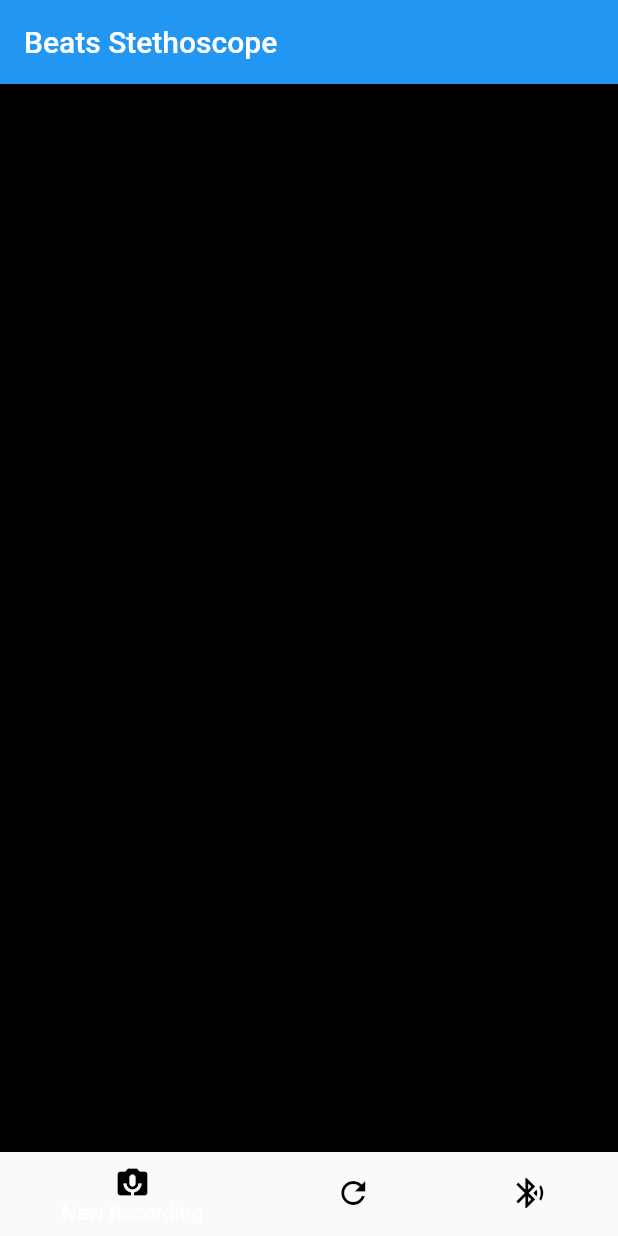
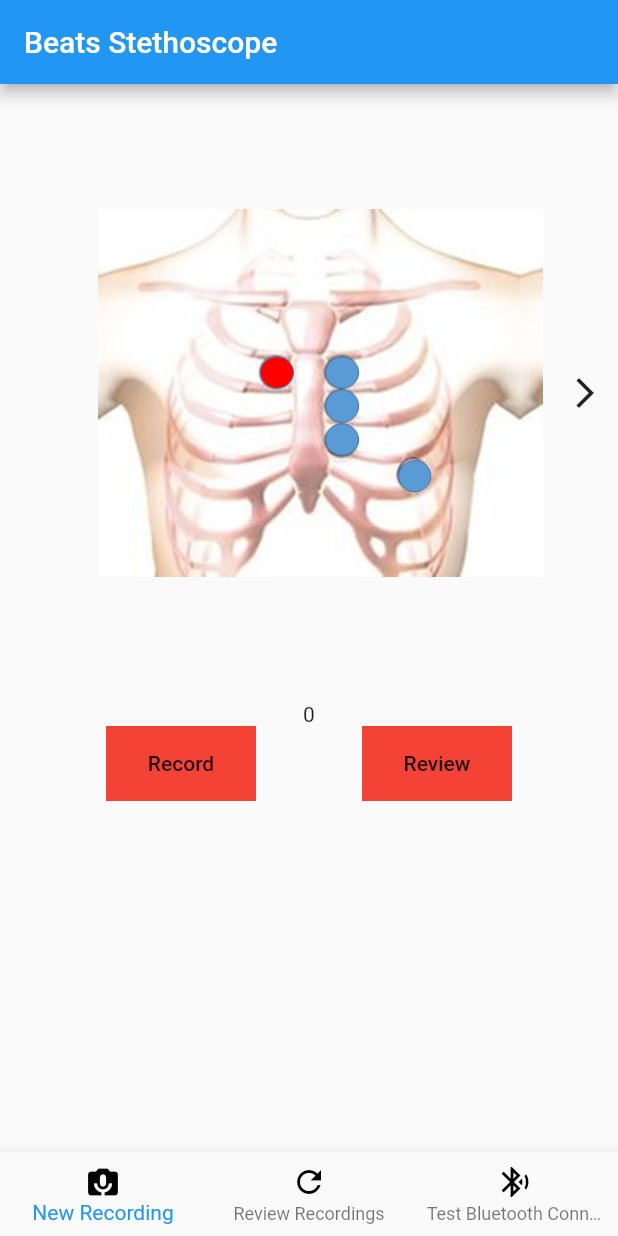
Before and after one commit to Rockwell-Holbrook/nursing_capstone, a Flutter app: the screen it shows after launch, on a phone screen of 412 x 824 dp. Run offline on Flutter 3.47's test engine with Material 2 defaults, Android fonts, the phone set to English and light mode, and no system bars; our stand-ins replace flutter_blue.

Commit message:
Creating Carousel

```diff
--- a/mobile/lib/pages/home.dart
+++ b/mobile/lib/pages/home.dart
@@ -1,5 +1,6 @@
 import 'package:flutter/material.dart';
 import 'package:mobile/widgets/devices_dialog.dart';
+import 'package:mobile/widgets/carousel.dart';
 
 class Home extends StatefulWidget {
   @override
@@ -9,10 +10,14 @@ class Home extends StatefulWidget {
 class _HomeState extends State<Home> {
 
   int _pageNumber;
+  int _carouselPage;
+  bool _admin;
 
   void initState() {
     super.initState();
+    _admin = true;
     _pageNumber = 0;
+    _carouselPage = 0;
   }
 
   List<BottomNavigationBarItem> items = [
@@ -30,6 +35,18 @@ class _HomeState extends State<Home> {
     )
   ];
 
+  List<BottomNavigationBarItem> getItems() {
+    List<BottomNavigationBarItem> authorized = [];
+
+    authorized.add(items[0]);
+    if (_admin) {
+      authorized.add(items[1]);
+    }
+    authorized.add(items[2]);
+
+    return authorized;
+  }
+
   @override
   Widget build(BuildContext context) {
     return Scaffold(
@@ -39,19 +56,60 @@ class _HomeState extends State<Home> {
       body: IndexedStack(
         index: _pageNumber,
         children: <Widget>[
-          Container(
-            color: Colors.black,
+          Column(
+            children: <Widget>[
+              Carousel(
+                callbackForward: () {
+                  setState(() {
+                    _carouselPage += 1;
+                  });
+                },
+                callbackBackward: () {
+                  setState(() {
+                    _carouselPage -= 1;
+                  });
+                },
+                submit: () {print('submit');},
+              ),
+              Text(_carouselPage.toString()),
+              Row(
+                mainAxisAlignment: MainAxisAlignment.spaceEvenly,
+                children: <Widget>[
+                  Container(
+                    height: 50,
+                    width: 100,
+                    color: Colors.red,
+                    child: FlatButton(
+                      child: Text('Record'),
+                      onPressed: (){},
+                    )
+                  ),
+                  Container(
+                    height: 50,
+                    width: 100,
+                    color: Colors.red,
+                    child: FlatButton(
+                      child: Text('Review'),
+                      onPressed: (){},
+                    )
+                  ),
+                ],
+              )
+            ],
           ),
-          Container(
+
+          (_admin) ? Container(
             color: Colors.blue,
-          ),
-          DevicesDialog()
+            child: Text(_carouselPage.toString()),
+          ) : Container()//DevicesDialog(),
+
+          //DevicesDialog()
         ],
       ),
       bottomNavigationBar: BottomNavigationBar(
-        items: items,
+        items: getItems(),
         currentIndex: _pageNumber,
-        type: BottomNavigationBarType.shifting,
+        //type: BottomNavigationBarType.shifting,
         onTap: (index) {
           setState(() {
            _pageNumber = index;
@@ -61,3 +119,9 @@ class _HomeState extends State<Home> {
     );
   }
 }
+
+enum RecordinStatus {
+  NORECORDING,
+  ACTIVERECORDING,
+  POSTRECORDING
+}
--- /dev/null
+++ b/mobile/lib/widgets/carousel.dart
@@ -0,0 +1,166 @@
+import 'package:flutter/material.dart';
+
+class Carousel extends StatefulWidget {
+
+  final Function callbackForward;
+  final Function callbackBackward;
+  final Function submit;
+  Carousel({
+    @required this.callbackForward,
+    @required this.callbackBackward,
+    @required this.submit
+  });
+
+  @override
+  _CarouselState createState() =>
+    new _CarouselState(
+      callbackForward: callbackForward,
+      callbackBackward: callbackBackward,
+      submit: submit
+    );
+}
+
+class _CarouselState extends State<Carousel> {
+
+  List<String> photos = [
+    "graphics/aorticPoint.jpg",
+    "graphics/hearsound1.jpg",
+    "graphics/heartsound2.jpg"
+  ];
+
+  PageController _pageController;
+  int _currentPage;
+  final Function callbackForward;
+  final Function callbackBackward;
+  final Function submit;
+
+  _CarouselState({
+    @required this.callbackForward,
+    @required this.callbackBackward,
+    @required this.submit
+  });
+
+  void initState() {
+    super.initState();
+    _currentPage = 0;
+    _pageController = PageController(
+      initialPage: _currentPage,
+      keepPage: true,
+      viewportFraction: 0.9
+    );
+  }
+
+  backPage() {
+    if (_currentPage > 0) {
+      callbackBackward();
+      setState(() {
+        _currentPage -= 1;
+      });
+      _pageController.animateToPage(_currentPage, duration: Duration(milliseconds: 400), curve: Curves.linear );
+    } else {
+      _pageController.animateToPage(_currentPage, duration: Duration(milliseconds: 400), curve: Curves.linear );
+    }
+  }
+
+  forwardPage() {
+    if (_currentPage < 4) {
+      callbackForward();
+      setState(() {
+        _currentPage += 1;
+      });
+      _pageController.animateToPage(_currentPage, duration: Duration(milliseconds: 400), curve: Curves.linear );
+    } else {
+      _pageController.animateToPage(_currentPage, duration: Duration(milliseconds: 400), curve: Curves.linear );
+    }
+  }
+
+  itemBuilder(int index) {
+    return AnimatedBuilder (
+      animation: _pageController,
+      builder: (context, child) {
+        double value = 1;
+        if (_pageController.position.haveDimensions) {
+          value = _pageController.page - index;
+          value = (1.0 -(value.abs() * 0.6)).clamp(0.0, 1.0);
+        }
+
+        return Center (
+          child: SizedBox(
+            height: Curves.easeOut.transform(value) * 300,
+            width: Curves.easeOut.transform(value) * 300,
+            child: child,
+          ),
+        );
+      },
+      child: Container (
+        //margin: const EdgeInsets.all(5.0),
+        child: Center(
+          child: Column(
+            mainAxisAlignment: MainAxisAlignment.center,
+            children: <Widget>[
+              Image.asset(
+                photos[(index % 3)]
+              ),
+            ],
+          ),
+        ),
+      ),
+    );
+  }
+
+  @override
+  Widget build(BuildContext context) {
+    return Center (
+        child: Column(
+          children: <Widget>[
+            Row(
+              children: <Widget>[
+                //add buttons before and after expanded
+                (_currentPage > 0) ? Container(
+                  width: 50,
+                  child: FlatButton (
+                    onPressed: backPage,
+                    child: Icon(Icons.arrow_back_ios),
+                  ),
+                ) : Container(
+                  width: 50,
+                ),
+                Expanded (
+                  child: SizedBox(
+                    width: (MediaQuery.of(context).size.width * 0.75),
+                    height: (MediaQuery.of(context).size.height * 0.5),
+                    child: PageView.builder(
+                      controller: _pageController,
+                      physics: const AlwaysScrollableScrollPhysics (),
+                      onPageChanged: (value) {
+                        setState(() {
+                        _currentPage = value;
+                        });
+                      },
+                      itemBuilder: (context, index) => itemBuilder(index),
+                      itemCount: 3,
+                    ),
+                  ),
+                ),
+                (_currentPage < photos.length - 1) ? Container(
+                  width: 50,
+                  child: FlatButton (
+                    onPressed: forwardPage,
+                    child: Icon(Icons.arrow_forward_ios),
+                  ),
+                ) : Container(
+                  height: 50,
+                  width: 50,
+                  color: Colors.black12,
+                  child: FlatButton(
+                    child: Text('submit'),
+                    onPressed: submit,
+                  )
+                ),
+              ],
+            )
+          ]
+        )
+    );
+  }
+}
```
Also changed, not shown: mobile/graphics/aorticPoint.jpg (added), mobile/graphics/hearsound1.jpg (added), mobile/graphics/heartsound2.jpg (added).
